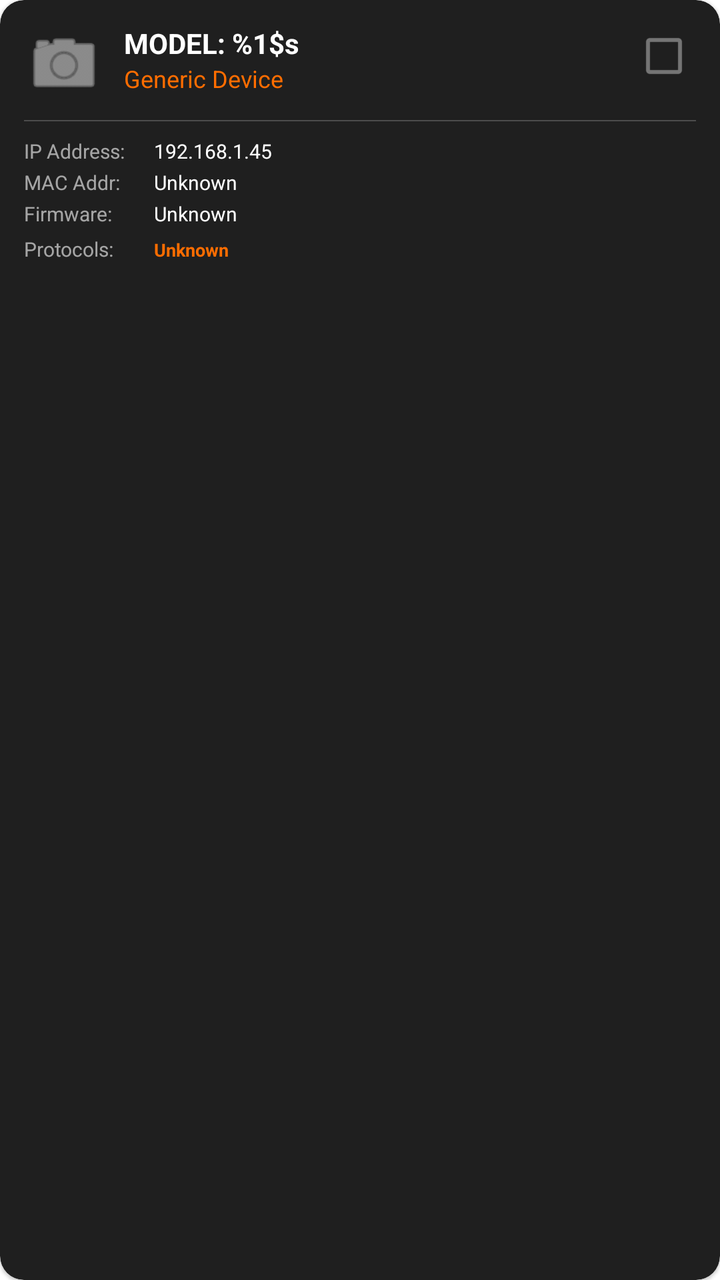
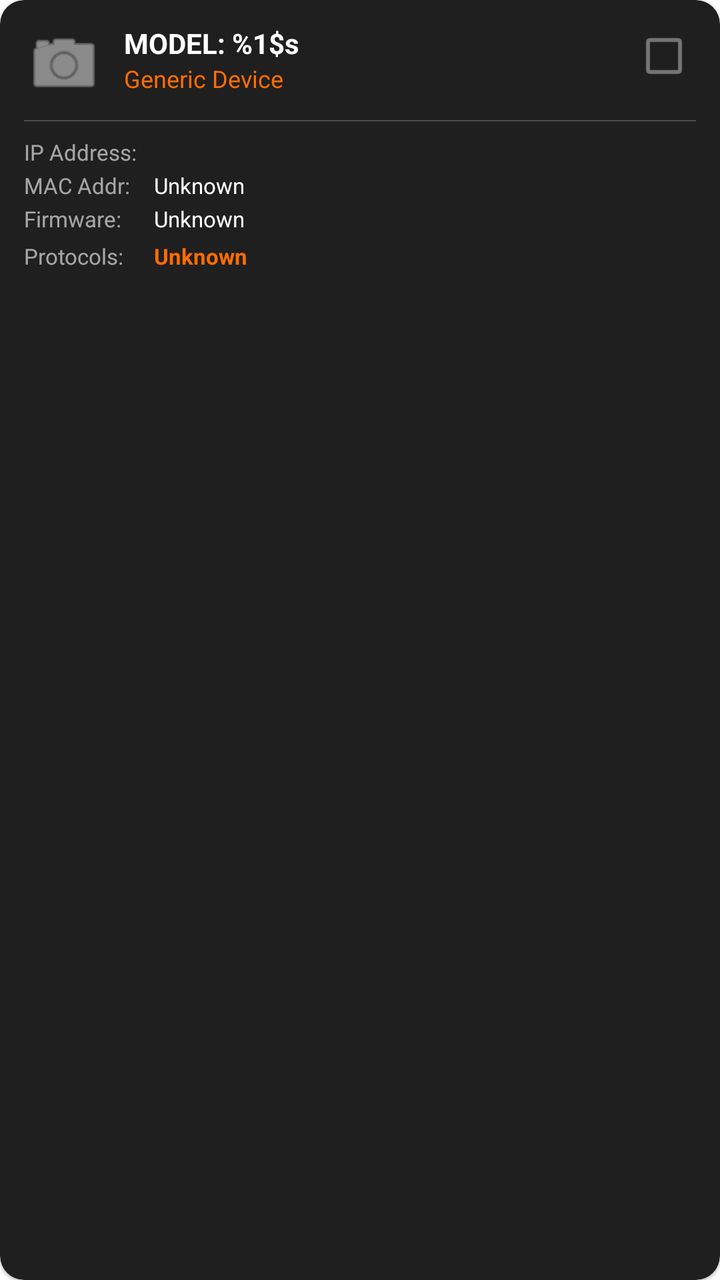

The first picture is an Android layout as it rendered before a commit; the second is the same layout after the commit. The layout source and the unified diff follow.
<!-- AndroidManifest.xml: application theme Theme.AladinCamViewer -->
<!-- res/layout/item_discovery_card.xml -->
<?xml version="1.0" encoding="utf-8"?>
<com.google.android.material.card.MaterialCardView xmlns:android="http://schemas.android.com/apk/res/android"
    xmlns:app="http://schemas.android.com/apk/res-auto"
    android:layout_width="match_parent"
    android:layout_height="wrap_content"
    android:layout_margin="6dp"
    android:focusable="true"
    android:clickable="true"
    android:foreground="@drawable/camera_item_selector"
    app:cardBackgroundColor="#1F1F1F"
    app:cardCornerRadius="12dp"
    app:strokeWidth="3dp"
    app:strokeColor="@color/tv_focus_stroke">

    <androidx.constraintlayout.widget.ConstraintLayout
        android:layout_width="match_parent"
        android:layout_height="wrap_content"
        android:padding="12dp">

        <ImageView
            android:id="@+id/img_brand_logo"
            android:layout_width="40dp"
            android:layout_height="40dp"
            android:alpha="0.8"
            android:src="@android:drawable/ic_menu_camera"
            app:layout_constraintStart_toStartOf="parent"
            app:layout_constraintTop_toTopOf="parent"
            app:tint="@color/white" />

        <CheckBox
            android:id="@+id/check_select"
            android:layout_width="32dp"
            android:layout_height="32dp"
            app:layout_constraintEnd_toEndOf="parent"
            app:layout_constraintTop_toTopOf="parent" />

        <TextView
            android:id="@+id/txt_model"
            android:layout_width="0dp"
            android:layout_height="wrap_content"
            android:layout_marginStart="10dp"
            android:ellipsize="end"
            android:maxLines="1"
            android:text="@string/discovery_model_value"
            android:textColor="@color/white"
            android:textSize="14sp"
            android:textStyle="bold"
            app:layout_constraintEnd_toStartOf="@id/check_select"
            app:layout_constraintStart_toEndOf="@id/img_brand_logo"
            app:layout_constraintTop_toTopOf="parent" />

        <TextView
            android:id="@+id/txt_brand"
            android:layout_width="0dp"
            android:layout_height="wrap_content"
            android:text="Generic Device"
            android:textColor="@color/brand_orange"
            android:textSize="12sp"
            app:layout_constraintEnd_toStartOf="@id/check_select"
            app:layout_constraintStart_toStartOf="@id/txt_model"
            app:layout_constraintTop_toBottomOf="@id/txt_model" />

        <View
            android:id="@+id/divider"
            android:layout_width="match_parent"
            android:layout_height="0.5dp"
            android:layout_marginTop="8dp"
            android:background="#33FFFFFF"
            app:layout_constraintTop_toBottomOf="@id/img_brand_logo" />

        <LinearLayout
            android:layout_width="match_parent"
            android:layout_height="wrap_content"
            android:layout_marginTop="8dp"
            android:orientation="vertical"
            app:layout_constraintTop_toBottomOf="@id/divider">

            <LinearLayout
                android:layout_width="match_parent"
                android:layout_height="wrap_content"
                android:orientation="horizontal">
                <TextView
                    android:layout_width="65dp"
                    android:layout_height="wrap_content"
                    android:text="IP Address:"
                    android:textColor="#99FFFFFF"
                    android:textSize="10sp" />
                <TextView
                    android:id="@+id/txt_ip"
                    android:layout_width="match_parent"
                    android:layout_height="wrap_content"
                    android:text="192.168.1.45"
                    android:textColor="@color/white"
                    android:textSize="10sp" />
            </LinearLayout>

            <LinearLayout
                android:layout_width="match_parent"
                android:layout_height="wrap_content"
                android:layout_marginTop="2dp"
                android:orientation="horizontal">
                <TextView
                    android:layout_width="65dp"
                    android:layout_height="wrap_content"
                    android:text="MAC Addr:"
                    android:textColor="#99FFFFFF"
                    android:textSize="10sp" />
                <TextView
                    android:id="@+id/txt_mac"
                    android:layout_width="match_parent"
                    android:layout_height="wrap_content"
                    android:text="@string/unknown_value"
                    android:textColor="@color/white"
                    android:textSize="10sp" />
            </LinearLayout>

            <LinearLayout
                android:layout_width="match_parent"
                android:layout_height="wrap_content"
                android:layout_marginTop="2dp"
                android:orientation="horizontal">
                <TextView
                    android:layout_width="65dp"
                    android:layout_height="wrap_content"
                    android:text="Firmware:"
                    android:textColor="#99FFFFFF"
                    android:textSize="10sp" />
                <TextView
                    android:id="@+id/txt_firmware"
                    android:layout_width="match_parent"
                    android:layout_height="wrap_content"
                    android:ellipsize="middle"
                    android:maxLines="1"
                    android:text="@string/unknown_value"
                    android:textColor="@color/white"
                    android:textSize="10sp" />
            </LinearLayout>

            <LinearLayout
                android:layout_width="match_parent"
                android:layout_height="wrap_content"
                android:layout_marginTop="4dp"
                android:orientation="horizontal">
                <TextView
                    android:layout_width="65dp"
                    android:layout_height="wrap_content"
                    android:text="Protocols:"
                    android:textColor="#99FFFFFF"
                    android:textSize="10sp" />
                <TextView
                    android:id="@+id/txt_protocols"
                    android:layout_width="match_parent"
                    android:layout_height="wrap_content"
                    android:text="@string/unknown_value"
                    android:textColor="@color/brand_orange"
                    android:textSize="9sp"
                    android:textStyle="bold" />
            </LinearLayout>
        </LinearLayout>

        <TextView
            android:id="@+id/badge_added"
            android:layout_width="wrap_content"
            android:layout_height="wrap_content"
            android:background="#2E7D32"
            android:paddingHorizontal="4dp"
            android:paddingVertical="1dp"
            android:text="ADDED"
            android:textColor="@color/white"
            android:textSize="8sp"
            android:textStyle="bold"
            android:visibility="gone"
            app:layout_constraintStart_toStartOf="parent"
            app:layout_constraintTop_toTopOf="parent" />

    </androidx.constraintlayout.widget.ConstraintLayout>

</com.google.android.material.card.MaterialCardView>
<!-- resources referenced by this layout -->
<resources>
  <color name="brand_orange">#FF6D00</color>
  <color name="white">#FFFFFFFF</color>
  <!-- drawable camera_item_selector (drawable) -->
  <?xml version="1.0" encoding="utf-8"?>
  <selector xmlns:android="http://schemas.android.com/apk/res/android">
      <item android:state_focused="true">
          <shape android:shape="rectangle">
              <solid android:color="#18FF6D00" />
              <stroke android:width="4dp" android:color="@color/brand_orange_bright" />
              <corners android:radius="10dp" />
          </shape>
      </item>
      <item>
          <shape android:shape="rectangle">
              <stroke android:width="0dp" android:color="@android:color/transparent" />
              <corners android:radius="10dp" />
          </shape>
      </item>
  </selector>
  <string name="discovery_model_value">MODEL: %1$s</string>
  <string name="unknown_value">Unknown</string>
  <style name="Theme.AladinCamViewer" parent="Theme.MaterialComponents.DayNight.NoActionBar">
          
          <item name="colorPrimary">@color/brand_orange</item>
          <item name="colorPrimaryVariant">@color/black</item>
          <item name="colorOnPrimary">@color/white</item>
          
          <item name="colorSecondary">@color/brand_orange</item>
          <item name="colorSecondaryVariant">@color/brand_orange</item>
          <item name="colorOnSecondary">@color/black</item>
          
          <item name="android:statusBarColor">@color/black</item>
          
      </style>
  <color name="brand_orange_bright">#FF9D28</color>
  <color name="black">#FF000000</color>
</resources>

<!-- the commit's change to res/layout/item_discovery_card.xml (unified diff, before → after) -->
@@ -21,6 +21,7 @@
             android:id="@+id/img_brand_logo"
             android:layout_width="40dp"
             android:layout_height="40dp"
+            android:contentDescription="@null"
             android:alpha="0.8"
             android:src="@android:drawable/ic_menu_camera"
             app:layout_constraintStart_toStartOf="parent"
@@ -53,7 +54,7 @@
             android:id="@+id/txt_brand"
             android:layout_width="0dp"
             android:layout_height="wrap_content"
-            android:text="Generic Device"
+            android:text="@string/generic_device"
             android:textColor="@color/brand_orange"
             android:textSize="12sp"
             app:layout_constraintEnd_toStartOf="@id/check_select"
@@ -82,16 +83,16 @@
                 <TextView
                     android:layout_width="65dp"
                     android:layout_height="wrap_content"
-                    android:text="IP Address:"
+                    android:text="@string/ip_address_label"
                     android:textColor="#99FFFFFF"
-                    android:textSize="10sp" />
+                    android:textSize="11sp" />
                 <TextView
                     android:id="@+id/txt_ip"
                     android:layout_width="match_parent"
                     android:layout_height="wrap_content"
-                    android:text="192.168.1.45"
+                    android:text=""
                     android:textColor="@color/white"
-                    android:textSize="10sp" />
+                    android:textSize="11sp" />
             </LinearLayout>
 
             <LinearLayout
@@ -102,16 +103,16 @@
                 <TextView
                     android:layout_width="65dp"
                     android:layout_height="wrap_content"
-                    android:text="MAC Addr:"
+                    android:text="@string/mac_address_label"
                     android:textColor="#99FFFFFF"
-                    android:textSize="10sp" />
+                    android:textSize="11sp" />
                 <TextView
                     android:id="@+id/txt_mac"
                     android:layout_width="match_parent"
                     android:layout_height="wrap_content"
                     android:text="@string/unknown_value"
                     android:textColor="@color/white"
-                    android:textSize="10sp" />
+                    android:textSize="11sp" />
             </LinearLayout>
 
             <LinearLayout
@@ -122,9 +123,9 @@
                 <TextView
                     android:layout_width="65dp"
                     android:layout_height="wrap_content"
-                    android:text="Firmware:"
+                    android:text="@string/firmware_label"
                     android:textColor="#99FFFFFF"
-                    android:textSize="10sp" />
+                    android:textSize="11sp" />
                 <TextView
                     android:id="@+id/txt_firmware"
                     android:layout_width="match_parent"
@@ -133,7 +134,7 @@
                     android:maxLines="1"
                     android:text="@string/unknown_value"
                     android:textColor="@color/white"
-                    android:textSize="10sp" />
+                    android:textSize="11sp" />
             </LinearLayout>
 
             <LinearLayout
@@ -144,16 +145,16 @@
                 <TextView
                     android:layout_width="65dp"
                     android:layout_height="wrap_content"
-                    android:text="Protocols:"
+                    android:text="@string/protocols_label"
                     android:textColor="#99FFFFFF"
-                    android:textSize="10sp" />
+                    android:textSize="11sp" />
                 <TextView
                     android:id="@+id/txt_protocols"
                     android:layout_width="match_parent"
                     android:layout_height="wrap_content"
                     android:text="@string/unknown_value"
                     android:textColor="@color/brand_orange"
-                    android:textSize="9sp"
+                    android:textSize="11sp"
                     android:textStyle="bold" />
             </LinearLayout>
         </LinearLayout>
@@ -165,9 +166,9 @@
             android:background="#2E7D32"
             android:paddingHorizontal="4dp"
             android:paddingVertical="1dp"
-            android:text="ADDED"
+            android:text="@string/added_label"
             android:textColor="@color/white"
-            android:textSize="8sp"
+            android:textSize="11sp"
             android:textStyle="bold"
             android:visibility="gone"
             app:layout_constraintStart_toStartOf="parent"
<!-- resource entries referenced after the edit -->
@@ -19,7 +19,13 @@
           </shape>
       </item>
   </selector>
+  <string name="added_label">ADDED</string>
   <string name="discovery_model_value">MODEL: %1$s</string>
+  <string name="firmware_label">Firmware:</string>
+  <string name="generic_device">Generic Device</string>
+  <string name="ip_address_label">IP Address:</string>
+  <string name="mac_address_label">MAC Addr:</string>
+  <string name="protocols_label">Protocols:</string>
   <string name="unknown_value">Unknown</string>
   <style name="Theme.AladinCamViewer" parent="Theme.MaterialComponents.DayNight.NoActionBar">
           
